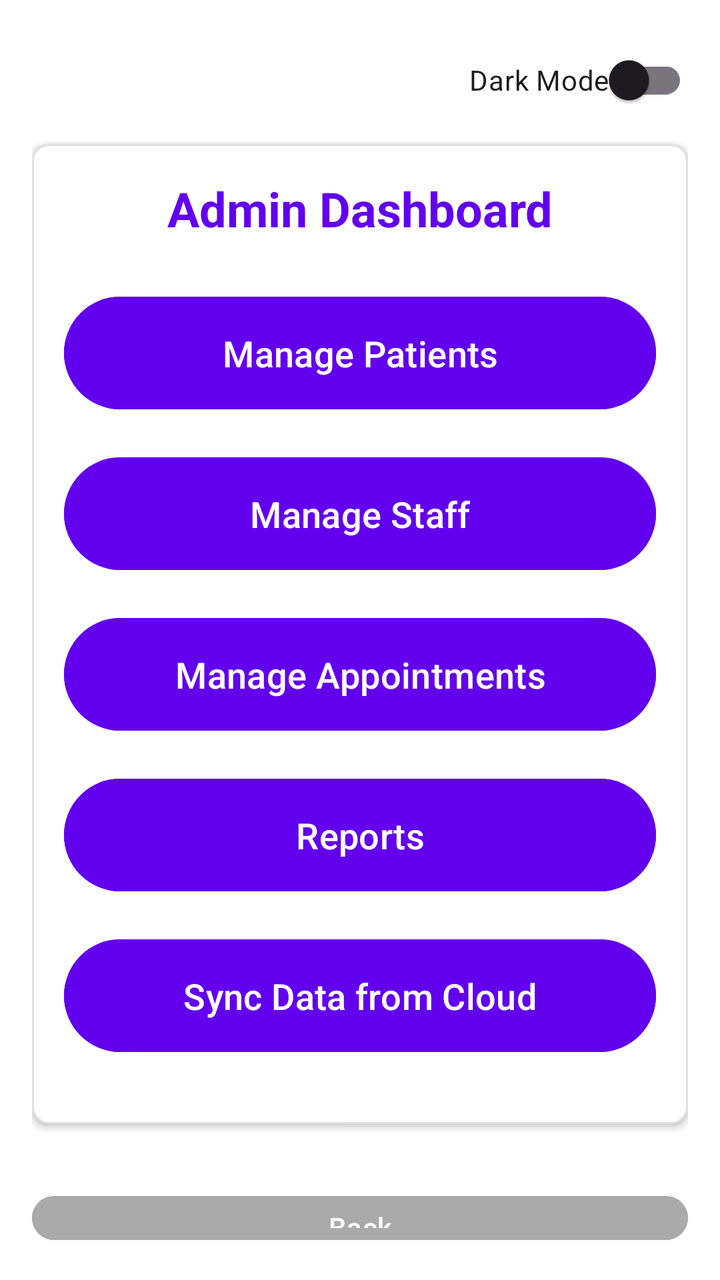
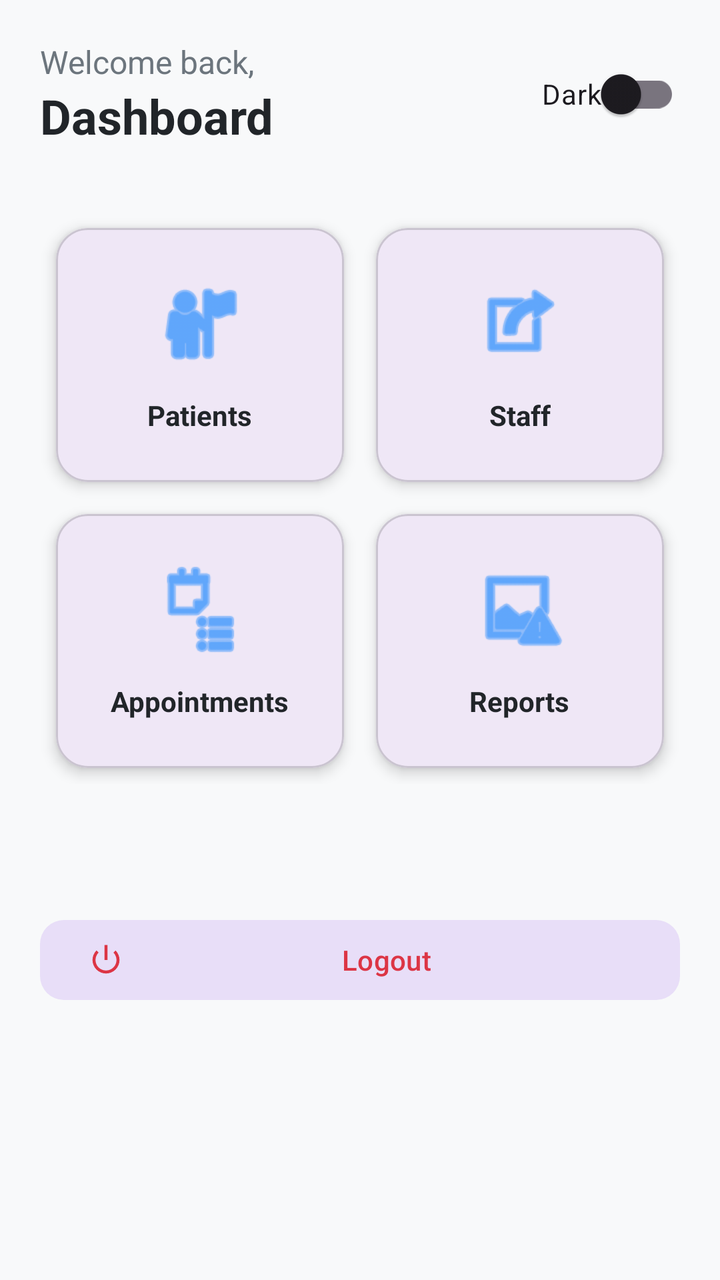

The first picture is an Android layout as it rendered before a commit; the second is the same layout after the commit. The layout source and the unified diff follow.
<!-- AndroidManifest.xml: application theme Theme.HospitalAppJava -->
<!-- res/layout/activity_second.xml -->
<?xml version="1.0" encoding="utf-8"?>
<LinearLayout xmlns:android="http://schemas.android.com/apk/res/android"
    xmlns:tools="http://schemas.android.com/tools"
    android:layout_width="match_parent"
    android:layout_height="match_parent"
    android:orientation="vertical"
    android:padding="16dp"
    android:background="@color/white"
    tools:context=".SecondActivity">

    
    <com.google.android.material.switchmaterial.SwitchMaterial
        android:id="@+id/darkModeSwitch"
        android:layout_width="wrap_content"
        android:layout_height="wrap_content"
        android:layout_gravity="end"
        android:text="Dark Mode"
        android:layout_marginBottom="8dp"/>

    
    <LinearLayout
        android:layout_width="match_parent"
        android:layout_height="wrap_content"
        android:orientation="vertical"
        android:background="@drawable/card_background"
        android:padding="16dp"
        android:elevation="2dp"
        android:layout_marginBottom="16dp">

        <TextView
            android:id="@+id/welcomeText"
            android:layout_width="match_parent"
            android:layout_height="wrap_content"
            android:layout_marginBottom="24dp"
            android:text="Admin Dashboard"
            android:textColor="@color/primary_color"
            android:textAlignment="center"
            android:textSize="24sp"
            android:textStyle="bold" />

        <LinearLayout
            android:layout_width="match_parent"
            android:layout_height="wrap_content"
            android:orientation="vertical"
            android:gravity="center">

            
            <Button
                android:id="@+id/managePatientsBtn"
                android:layout_width="match_parent"
                android:layout_height="wrap_content"
                android:text="Manage Patients"
                android:textSize="18sp"
                android:backgroundTint="@color/primary_color"
                android:textColor="@android:color/white"
                android:layout_marginBottom="16dp"
                android:padding="16dp"/>

            
            <Button
                android:id="@+id/manageStaffBtn"
                android:layout_width="match_parent"
                android:layout_height="wrap_content"
                android:text="Manage Staff"
                android:textSize="18sp"
                android:backgroundTint="@color/primary_color"
                android:textColor="@android:color/white"
                android:layout_marginBottom="16dp"
                android:padding="16dp"/>

            
            <Button
                android:id="@+id/manageAppointmentsBtn"
                android:layout_width="match_parent"
                android:layout_height="wrap_content"
                android:text="Manage Appointments"
                android:textSize="18sp"
                android:backgroundTint="@color/primary_color"
                android:textColor="@android:color/white"
                android:layout_marginBottom="16dp"
                android:padding="16dp"/>

            
            <Button
                android:id="@+id/reportsBtn"
                android:layout_width="match_parent"
                android:layout_height="wrap_content"
                android:text="Reports"
                android:textSize="18sp"
                android:backgroundTint="@color/primary_color"
                android:textColor="@android:color/white"
                android:layout_marginBottom="16dp"
                android:padding="16dp"/>

            <Button
                android:id="@+id/syncDataBtn"
                android:layout_width="match_parent"
                android:layout_height="wrap_content"
                android:text="Sync Data from Cloud"
                android:textSize="18sp"
                android:backgroundTint="@color/primary_color"
                android:textColor="@android:color/white"
                android:layout_marginBottom="16dp"
                android:padding="16dp"/>
        </LinearLayout>

    </LinearLayout>

    <Button
        android:id="@+id/backBtn"
        android:layout_width="match_parent"
        android:layout_height="wrap_content"
        android:text="Back"
        android:layout_marginTop="16dp"
        android:backgroundTint="@android:color/darker_gray"
        android:textColor="@android:color/white"
        android:textAllCaps="false"
        android:elevation="2dp"/>

    
    <Button
        android:id="@+id/logoutBtn"
        android:layout_width="match_parent"
        android:layout_height="wrap_content"
        android:text="Logout"
        android:textSize="18sp"
        android:backgroundTint="@color/red"
        android:textColor="@color/white"
        android:layout_marginTop="16dp"
        android:padding="16dp"/>

</LinearLayout>
<!-- resources referenced by this layout -->
<resources>
  <color name="primary_color">#6200EE</color>
  <color name="red">#F44336</color>
  <color name="white">#FFFFFF</color>
  <!-- drawable card_background (drawable) -->
  <shape xmlns:android="http://schemas.android.com/apk/res/android">
      <solid android:color="@android:color/white"/>
      <corners android:radius="8dp"/>
      <stroke android:width="1dp" android:color="#E0E0E0"/>
      <solid android:color="@color/white"/>
      <corners android:radius="8dp"/>
      <stroke android:width="1dp" android:color="@color/divider_color"/>
  </shape>
  <style name="Theme.HospitalAppJava" parent="Base.Theme.HospitalAppJava" />
  <color name="divider_color">#E0E0E0</color>
  <style name="Base.Theme.HospitalAppJava" parent="Theme.Material3.DayNight.NoActionBar">
          
          
      </style>
</resources>

<!-- the commit's change to res/layout/activity_second.xml (unified diff, before → after) -->
@@ -1,132 +1,222 @@
 <?xml version="1.0" encoding="utf-8"?>
-<LinearLayout xmlns:android="http://schemas.android.com/apk/res/android"
+<ScrollView xmlns:android="http://schemas.android.com/apk/res/android"
+    xmlns:app="http://schemas.android.com/apk/res-auto"
     xmlns:tools="http://schemas.android.com/tools"
     android:layout_width="match_parent"
     android:layout_height="match_parent"
-    android:orientation="vertical"
-    android:padding="16dp"
-    android:background="@color/white"
+    android:background="@color/background"
+    android:fillViewport="true"
     tools:context=".SecondActivity">
 
-    
-    <com.google.android.material.switchmaterial.SwitchMaterial
-        android:id="@+id/darkModeSwitch"
-        android:layout_width="wrap_content"
-        android:layout_height="wrap_content"
-        android:layout_gravity="end"
-        android:text="Dark Mode"
-        android:layout_marginBottom="8dp"/>
-
-    
     <LinearLayout
         android:layout_width="match_parent"
         android:layout_height="wrap_content"
         android:orientation="vertical"
-        android:background="@drawable/card_background"
-        android:padding="16dp"
-        android:elevation="2dp"
-        android:layout_marginBottom="16dp">
-
-        <TextView
-            android:id="@+id/welcomeText"
+        android:padding="20dp">
+
+        
+        <RelativeLayout
             android:layout_width="match_parent"
             android:layout_height="wrap_content"
-            android:layout_marginBottom="24dp"
-            android:text="Admin Dashboard"
-            android:textColor="@color/primary_color"
-            android:textAlignment="center"
-            android:textSize="24sp"
-            android:textStyle="bold" />
-
-        <LinearLayout
+            android:layout_marginBottom="32dp">
+
+            <LinearLayout
+                android:layout_width="wrap_content"
+                android:layout_height="wrap_content"
+                android:orientation="vertical"
+                android:layout_alignParentStart="true">
+
+                <TextView
+                    android:id="@+id/welcomeText"
+                    android:layout_width="wrap_content"
+                    android:layout_height="wrap_content"
+                    android:text="Welcome back,"
+                    android:textColor="@color/secondary"
+                    android:textSize="16sp" />
+
+                <TextView
+                    android:id="@+id/userRoleText"
+                    android:layout_width="wrap_content"
+                    android:layout_height="wrap_content"
+                    android:text="Dashboard"
+                    android:textColor="@color/on_surface"
+                    android:textSize="24sp"
+                    android:textStyle="bold" />
+            </LinearLayout>
+
+            <com.google.android.material.switchmaterial.SwitchMaterial
+                android:id="@+id/darkModeSwitch"
+                android:layout_width="wrap_content"
+                android:layout_height="wrap_content"
+                android:layout_alignParentEnd="true"
+                android:layout_centerVertical="true"
+                android:text="Dark" />
+        </RelativeLayout>
+
+        
+        <GridLayout
+            android:id="@+id/dashboardGrid"
             android:layout_width="match_parent"
             android:layout_height="wrap_content"
-            android:orientation="vertical"
-            android:gravity="center">
-
-            
-            <Button
-                android:id="@+id/managePatientsBtn"
-                android:layout_width="match_parent"
-                android:layout_height="wrap_content"
-                android:text="Manage Patients"
-                android:textSize="18sp"
-                android:backgroundTint="@color/primary_color"
-                android:textColor="@android:color/white"
-                android:layout_marginBottom="16dp"
-                android:padding="16dp"/>
-
-            
-            <Button
-                android:id="@+id/manageStaffBtn"
-                android:layout_width="match_parent"
-                android:layout_height="wrap_content"
-                android:text="Manage Staff"
-                android:textSize="18sp"
-                android:backgroundTint="@color/primary_color"
-                android:textColor="@android:color/white"
-                android:layout_marginBottom="16dp"
-                android:padding="16dp"/>
-
-            
-            <Button
-                android:id="@+id/manageAppointmentsBtn"
-                android:layout_width="match_parent"
-                android:layout_height="wrap_content"
-                android:text="Manage Appointments"
-                android:textSize="18sp"
-                android:backgroundTint="@color/primary_color"
-                android:textColor="@android:color/white"
-                android:layout_marginBottom="16dp"
-                android:padding="16dp"/>
-
-            
-            <Button
-                android:id="@+id/reportsBtn"
-                android:layout_width="match_parent"
-                android:layout_height="wrap_content"
-                android:text="Reports"
-                android:textSize="18sp"
-                android:backgroundTint="@color/primary_color"
-                android:textColor="@android:color/white"
-                android:layout_marginBottom="16dp"
-                android:padding="16dp"/>
-
-            <Button
-                android:id="@+id/syncDataBtn"
-                android:layout_width="match_parent"
-                android:layout_height="wrap_content"
-                android:text="Sync Data from Cloud"
-                android:textSize="18sp"
-                android:backgroundTint="@color/primary_color"
-                android:textColor="@android:color/white"
-                android:layout_marginBottom="16dp"
-                android:padding="16dp"/>
-        </LinearLayout>
+            android:columnCount="2"
+            android:alignmentMode="alignMargins"
+            android:columnOrderPreserved="false">
+
+            
+            <com.google.android.material.card.MaterialCardView
+                android:id="@+id/cardPatients"
+                android:layout_width="0dp"
+                android:layout_height="wrap_content"
+                android:layout_columnWeight="1"
+                android:layout_margin="8dp"
+                app:cardCornerRadius="16dp"
+                app:cardElevation="4dp"
+                android:visibility="visible">
+
+                <LinearLayout
+                    android:layout_width="match_parent"
+                    android:layout_height="wrap_content"
+                    android:gravity="center"
+                    android:orientation="vertical"
+                    android:padding="24dp">
+
+                    <ImageView
+                        android:layout_width="48dp"
+                        android:layout_height="48dp"
+                        android:src="@android:drawable/ic_menu_myplaces"
+                        app:tint="@color/primary" />
+
+                    <TextView
+                        android:layout_width="wrap_content"
+                        android:layout_height="wrap_content"
+                        android:layout_marginTop="12dp"
+                        android:text="Patients"
+                        android:textColor="@color/on_surface"
+                        android:textStyle="bold" />
+                </LinearLayout>
+            </com.google.android.material.card.MaterialCardView>
+
+            
+            <com.google.android.material.card.MaterialCardView
+                android:id="@+id/cardStaff"
+                android:layout_width="0dp"
+                android:layout_height="wrap_content"
+                android:layout_columnWeight="1"
+                android:layout_margin="8dp"
+                app:cardCornerRadius="16dp"
+                app:cardElevation="4dp"
+                android:visibility="visible">
+
+                <LinearLayout
+                    android:layout_width="match_parent"
+                    android:layout_height="wrap_content"
+                    android:gravity="center"
+                    android:orientation="vertical"
+                    android:padding="24dp">
+
+                    <ImageView
+                        android:layout_width="48dp"
+                        android:layout_height="48dp"
+                        android:src="@android:drawable/ic_menu_set_as"
+                        app:tint="@color/primary" />
+
+                    <TextView
+                        android:layout_width="wrap_content"
+                        android:layout_height="wrap_content"
+                        android:layout_marginTop="12dp"
+                        android:text="Staff"
+                        android:textColor="@color/on_surface"
+                        android:textStyle="bold" />
+                </LinearLayout>
+            </com.google.android.material.card.MaterialCardView>
+
+            
+            <com.google.android.material.card.MaterialCardView
+                android:id="@+id/cardAppointments"
+                android:layout_width="0dp"
+                android:layout_height="wrap_content"
+                android:layout_columnWeight="1"
+                android:layout_margin="8dp"
+                app:cardCornerRadius="16dp"
+                app:cardElevation="4dp">
+
+                <LinearLayout
+                    android:layout_width="match_parent"
+                    android:layout_height="wrap_content"
+                    android:gravity="center"
+                    android:orientation="vertical"
+                    android:padding="24dp">
+
+                    <ImageView
+                        android:layout_width="48dp"
+                        android:layout_height="48dp"
+                        android:src="@android:drawable/ic_menu_agenda"
+                        app:tint="@color/primary" />
+
+                    <TextView
+                        android:id="@+id/tvAppointmentsTitle"
+                        android:layout_width="wrap_content"
+                        android:layout_height="wrap_content"
+                        android:layout_marginTop="12dp"
+                        android:text="Appointments"
+                        android:textColor="@color/on_surface"
+                        android:textStyle="bold" />
+                </LinearLayout>
+            </com.google.android.material.card.MaterialCardView>
+
+            
+            <com.google.android.material.card.MaterialCardView
+                android:id="@+id/cardReports"
+                android:layout_width="0dp"
+                android:layout_height="wrap_content"
+                android:layout_columnWeight="1"
+                android:layout_margin="8dp"
+                app:cardCornerRadius="16dp"
+                app:cardElevation="4dp"
+                android:visibility="visible">
+
+                <LinearLayout
+                    android:layout_width="match_parent"
+                    android:layout_height="wrap_content"
+                    android:gravity="center"
+                    android:orientation="vertical"
+                    android:padding="24dp">
+
+                    <ImageView
+                        android:layout_width="48dp"
+                        android:layout_height="48dp"
+                        android:src="@android:drawable/ic_menu_report_image"
+                        app:tint="@color/primary" />
+
+                    <TextView
+                        android:layout_width="wrap_content"
+                        android:layout_height="wrap_content"
+                        android:layout_marginTop="12dp"
+                        android:text="Reports"
+                        android:textColor="@color/on_surface"
+                        android:textStyle="bold" />
+                </LinearLayout>
+            </com.google.android.material.card.MaterialCardView>
+
+        </GridLayout>
+
+        
+        <View
+            android:layout_width="match_parent"
+            android:layout_height="32dp" />
+
+        
+        <com.google.android.material.button.MaterialButton
+            android:id="@+id/logoutBtn"
+            style="@style/Widget.Material3.Button.TonalButton"
+            android:layout_width="match_parent"
+            android:layout_height="wrap_content"
+            android:layout_marginTop="32dp"
+            android:text="Logout"
+            android:textColor="@color/error"
+            app:cornerRadius="12dp"
+            app:icon="@android:drawable/ic_lock_power_off"
+            app:iconTint="@color/error" />
 
     </LinearLayout>
-
-    <Button
-        android:id="@+id/backBtn"
-        android:layout_width="match_parent"
-        android:layout_height="wrap_content"
-        android:text="Back"
-        android:layout_marginTop="16dp"
-        android:backgroundTint="@android:color/darker_gray"
-        android:textColor="@android:color/white"
-        android:textAllCaps="false"
-        android:elevation="2dp"/>
-
-    
-    <Button
-        android:id="@+id/logoutBtn"
-        android:layout_width="match_parent"
-        android:layout_height="wrap_content"
-        android:text="Logout"
-        android:textSize="18sp"
-        android:backgroundTint="@color/red"
-        android:textColor="@color/white"
-        android:layout_marginTop="16dp"
-        android:padding="16dp"/>
-
-</LinearLayout>
+</ScrollView>
<!-- resource entries referenced after the edit -->
@@ -1,19 +1,11 @@
 <!-- resources referenced by this layout -->
 <resources>
-  <color name="primary_color">#6200EE</color>
-  <color name="red">#F44336</color>
-  <color name="white">#FFFFFF</color>
-  <!-- drawable card_background (drawable) -->
-  <shape xmlns:android="http://schemas.android.com/apk/res/android">
-      <solid android:color="@android:color/white"/>
-      <corners android:radius="8dp"/>
-      <stroke android:width="1dp" android:color="#E0E0E0"/>
-      <solid android:color="@color/white"/>
-      <corners android:radius="8dp"/>
-      <stroke android:width="1dp" android:color="@color/divider_color"/>
-  </shape>
+  <color name="background">#F8F9FA</color>
+  <color name="error">#DC3545</color>
+  <color name="on_surface">#212529</color>
+  <color name="primary">#007BFF</color>
+  <color name="secondary">#6C757D</color>
   <style name="Theme.HospitalAppJava" parent="Base.Theme.HospitalAppJava" />
-  <color name="divider_color">#E0E0E0</color>
   <style name="Base.Theme.HospitalAppJava" parent="Theme.Material3.DayNight.NoActionBar">
           
           
